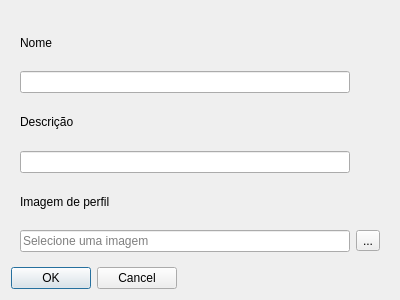
JPCassimiro/JHMR, file ui/ui_files/register_dialog.ui: the form before one commit.
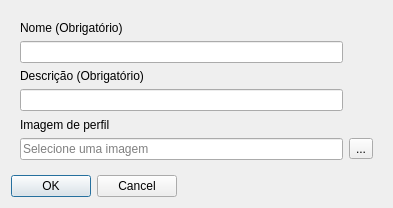
The form after the commit. Icons and pictures are not drawn.

Diff of the .ui file:
```diff
--- a/ui/ui_files/register_dialog.ui
+++ b/ui/ui_files/register_dialog.ui
@@ -6,8 +6,8 @@
    <rect>
     <x>0</x>
     <y>0</y>
-    <width>400</width>
-    <height>300</height>
+    <width>393</width>
+    <height>208</height>
    </rect>
   </property>
   <property name="windowTitle">
@@ -37,7 +37,7 @@
       <item row="0" column="1">
        <widget class="QLabel" name="nameLabel">
         <property name="text">
-         <string>Nome</string>
+         <string>Nome (Obrigatório)</string>
         </property>
        </widget>
       </item>
@@ -47,7 +47,7 @@
       <item row="2" column="1">
        <widget class="QLabel" name="descriptionLabel">
         <property name="text">
-         <string>Descrição</string>
+         <string>Descrição (Obrigatório)</string>
         </property>
        </widget>
       </item>
```
Left out of the diff: 21 changed lines with no effect on the pictures.
